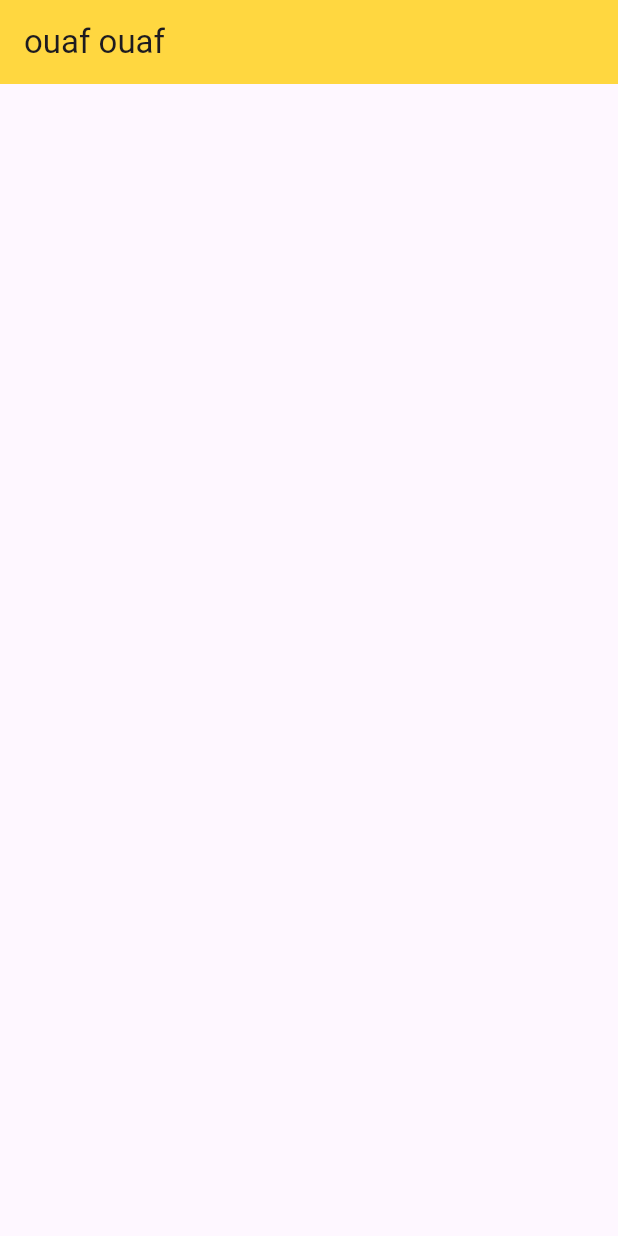
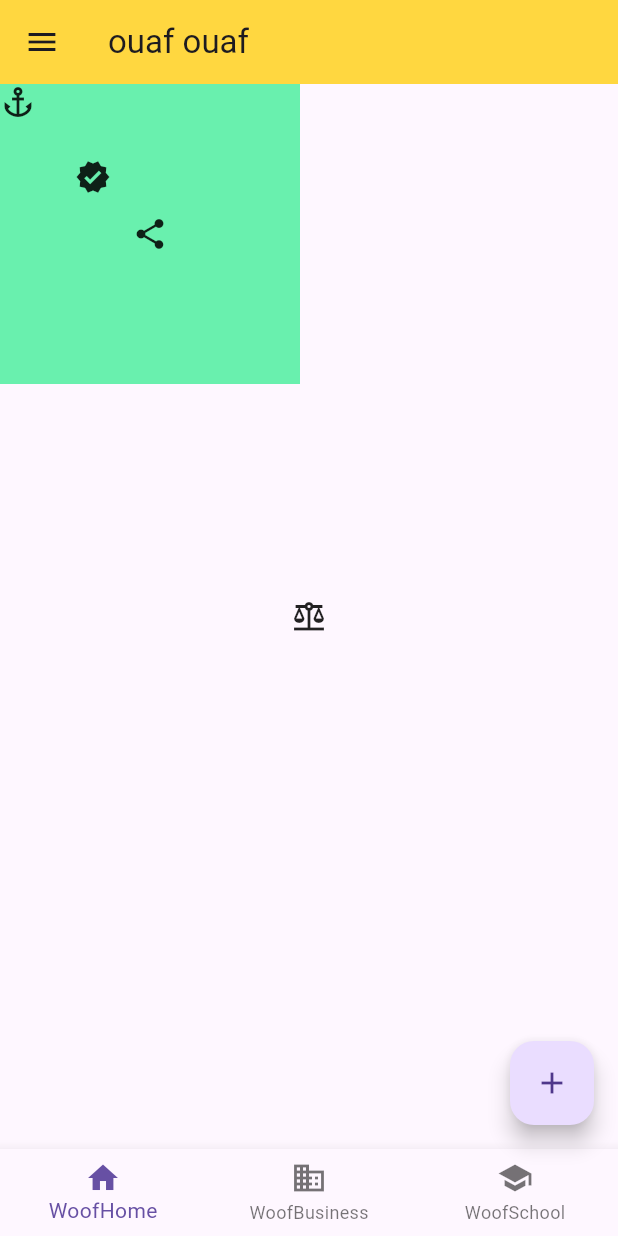
Before and after one commit to Arkhavy/Flutter_Experimentations, a Flutter app: the screen it shows after launch, on a phone screen of 412 x 824 dp. Run offline on Flutter 3.47's test engine with Material 3 defaults, Android fonts, the phone set to English and light mode, and no system bars.

Commit message:
Did some tests :   Centering   Row / Column   Icons   Nesting children   Positionning   AppBar   FloatingActionButton   BottomNavigationBar / items   labels   drawer Starting to get a grasp on how everything is behaving display wise Might need more understanding on how it works under the hood for optimisation purpose and code quality

```diff
--- a/Code/playground/lib/main.dart
+++ b/Code/playground/lib/main.dart
@@ -1,7 +1,8 @@
+import 'package:flutter/cupertino.dart';
 import 'package:flutter/material.dart';
 
 void  main() {
-  runApp(StartingPoint());
+  runApp(const StartingPoint());
 }
 
 class StartingPoint extends StatelessWidget {
@@ -15,7 +16,71 @@ class StartingPoint extends StatelessWidget {
           backgroundColor: Colors.amberAccent,
           title: const Text("ouaf ouaf"),
         ),
-      )
+        // body: Center(
+        //   child: Container(
+        //     margin: const EdgeInsets.all(50),
+        //     padding: const EdgeInsets.all(10),
+        //     color: Colors.blue,
+        //     height: 100,
+        //     width: 100,
+        //     child: const Text("woof woof"),
+        //   ),
+        // ),
+        // body: const Row(
+        //   mainAxisAlignment: MainAxisAlignment.center,
+        //   crossAxisAlignment: CrossAxisAlignment.end,
+        //   children: [
+        //     Icon(Icons.backpack),
+        //     Icon(Icons.leaderboard),
+        //     Icon(Icons.person),
+        //   ],
+        // ),
+        body: Stack(
+          children: [
+            Container(
+              color: Colors.greenAccent,
+              width: 200,
+              height: 200,
+              child: const Icon(Icons.share),
+            ),
+            const Positioned(
+              top: 50,
+              left: 50,
+              child: Icon(Icons.verified),
+            ),
+            const Align(
+              alignment: Alignment.center,
+              child: Icon(Icons.balance),
+            ),
+            const Icon(Icons.anchor),
+          ],
+        ),
+        floatingActionButton: FloatingActionButton(
+          child: Icon(Icons.add),
+          onPressed: () {
+            print('Floating Action Button Pressed woof');
+          }
+        ),
+        bottomNavigationBar: BottomNavigationBar(
+          items: const [
+            BottomNavigationBarItem(
+              icon: Icon(Icons.home),
+              label: 'WoofHome',
+            ),
+            BottomNavigationBarItem(
+              icon: Icon(Icons.business),
+              label: 'WoofBusiness',
+            ),
+            BottomNavigationBarItem(
+              icon: Icon(Icons.school),
+              label: 'WoofSchool',
+            ),
+          ],
+        ),
+        drawer: const Drawer(
+          child: Text('woofDrawer'),
+        ),
+      ),
     );
   }
 }
```
